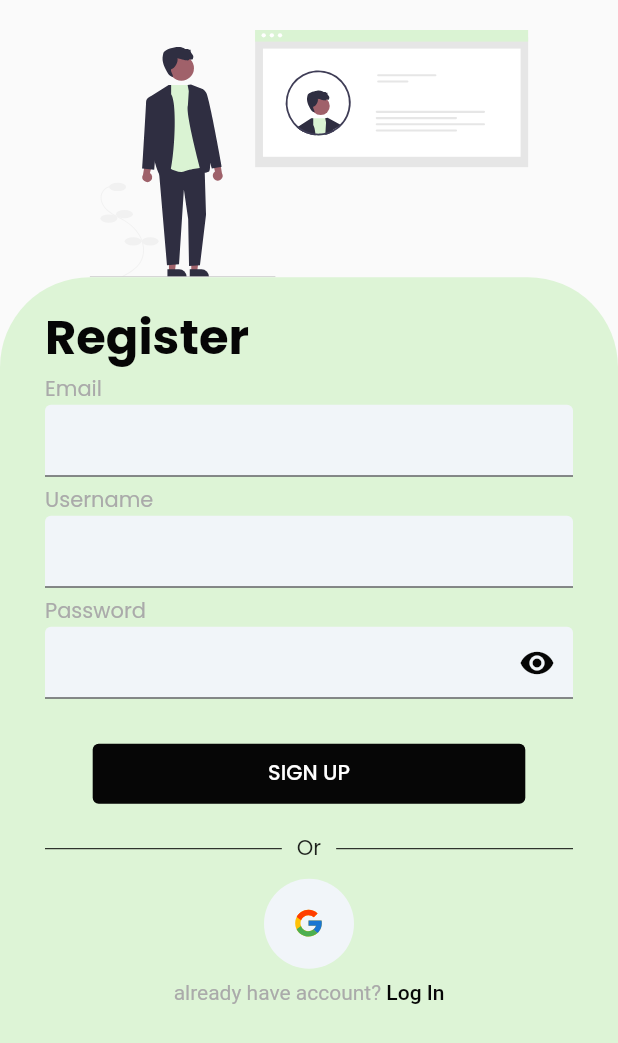
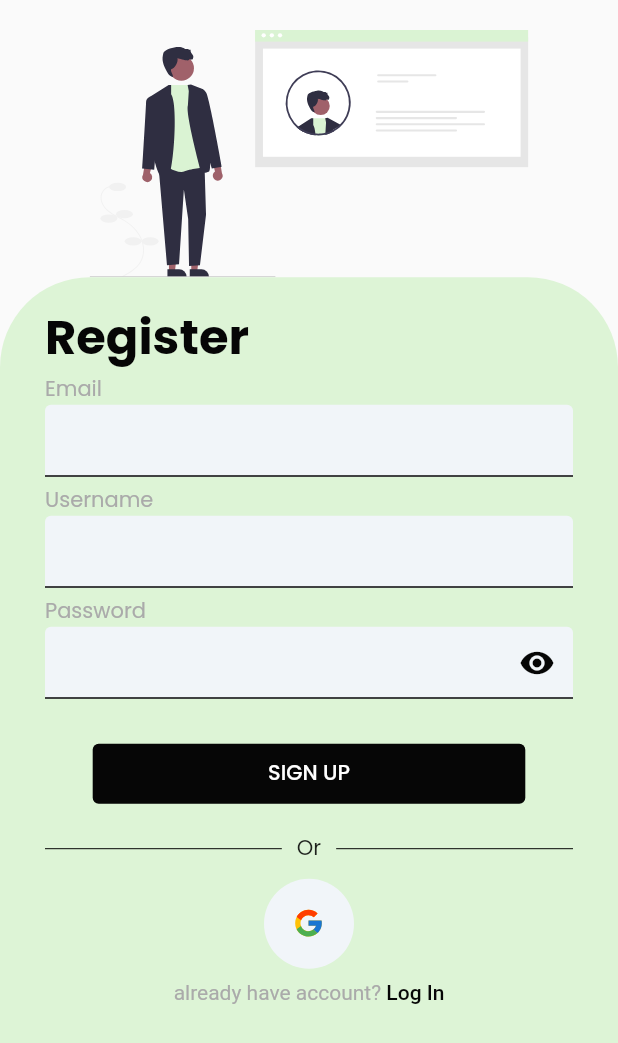
Before and after one commit to yacine-h-brahim/dovi_me, a Flutter app: the SignUp screen opened directly, on a phone screen of 412 x 824 dp. Shown: the top 1043 px of the screen. Run offline on Flutter 3.47's test engine with Material 2 defaults, Android fonts, the phone set to English and light mode, and no system bars; our stand-ins replace flutter_svg, get.

Commit message:
getX pluggin added and some other changes

```diff
--- a/lib/main.dart
+++ b/lib/main.dart
@@ -2,6 +2,7 @@ import 'package:dovi_me/style/themes.dart';
 import 'package:dovi_me/views/pages/log_in.dart';
 import 'package:dovi_me/views/pages/sign_up.dart';
 import 'package:flutter/material.dart';
+import 'package:get/get.dart';
 
 void main() {
   runApp(const MyApp());
@@ -12,7 +13,7 @@ class MyApp extends StatelessWidget {
 
   @override
   Widget build(BuildContext context) {
-    return MaterialApp(
+    return GetMaterialApp(
       debugShowCheckedModeBanner: false,
       themeMode: ThemeMode.light,
       theme: ThemeData(
--- a/lib/views/pages/cart.dart
+++ b/lib/views/pages/cart.dart
@@ -1,6 +1,7 @@
 import 'package:dovi_me/style/themes.dart';
 import 'package:flutter/material.dart';
 import 'package:flutter_svg/flutter_svg.dart';
+import 'package:get/get.dart';
 
 import '../widgtes/back_button.dart';
 
@@ -168,8 +169,7 @@ class _CartState extends State<Cart> {
                 ),
               ),
               onTap: () {
-                Navigator.pushReplacement(context,
-                    MaterialPageRoute(builder: (context) => const Cart()));
+                Get.to(const Cart());
               }),
           const SizedBox(height: 27),
         ]),
--- a/lib/views/pages/project_detials.dart
+++ b/lib/views/pages/project_detials.dart
@@ -3,6 +3,7 @@ import 'package:dovi_me/views/pages/cart.dart';
 import 'package:dovi_me/views/widgtes/product_card.dart';
 import 'package:flutter/material.dart';
 import 'package:flutter_svg/flutter_svg.dart';
+import 'package:get/get.dart';
 import 'package:intl/intl.dart';
 import '../widgtes/back_button.dart';
 
@@ -156,10 +157,7 @@ class _ProjectDetialsState extends State<ProjectDetials> {
                 ),
               ),
             ),
-            onTap: () {
-              Navigator.pushReplacement(context,
-                  MaterialPageRoute(builder: (context) => const Cart()));
-            }),
+            onTap: () => Get.to(const Cart())),
         floatingActionButtonLocation: FloatingActionButtonLocation.centerFloat);
   }
 }
--- a/lib/views/pages/sign_up.dart
+++ b/lib/views/pages/sign_up.dart
@@ -1,8 +1,11 @@
 import 'package:dovi_me/style/custom_paint.dart';
 import 'package:dovi_me/style/themes.dart';
+import 'package:dovi_me/views/pages/home_page.dart';
 import 'package:dovi_me/views/pages/log_in.dart';
+import 'package:flutter/gestures.dart';
 import 'package:flutter/material.dart';
 import 'package:flutter_svg/svg.dart';
+import 'package:get/get.dart';
 
 class SignUp extends StatefulWidget {
   const SignUp({super.key});
@@ -68,9 +71,12 @@ class _SignUpState extends State<SignUp> {
                                       decoration: const InputDecoration(
                                         filled: true,
                                         fillColor: lighBlue,
+                                        enabledBorder: UnderlineInputBorder(
+                                            borderSide: BorderSide(
+                                          color: blackich,
+                                        )),
                                         focusedBorder: UnderlineInputBorder(
                                             borderSide: BorderSide(
-                                          width: 1,
                                           color: greenich,
                                         )),
                                       ),
@@ -93,9 +99,12 @@ class _SignUpState extends State<SignUp> {
                                       decoration: const InputDecoration(
                                         filled: true,
                                         fillColor: lighBlue,
+                                        enabledBorder: UnderlineInputBorder(
+                                            borderSide: BorderSide(
+                                          color: blackich,
+                                        )),
                                         focusedBorder: UnderlineInputBorder(
                                             borderSide: BorderSide(
-                                          width: 1,
                                           color: greenich,
                                         )),
                                       ),
@@ -136,14 +145,16 @@ class _SignUpState extends State<SignUp> {
                                                     })),
                                         filled: true,
                                         fillColor: lighBlue,
+                                        enabledBorder:
+                                            const UnderlineInputBorder(
+                                                borderSide: BorderSide(
+                                          color: blackich,
+                                        )),
                                         focusedBorder:
                                             const UnderlineInputBorder(
                                                 borderSide: BorderSide(
-                                          width: 1,
                                           color: greenich,
                                         )),
-                                        // label: Text('Password',
-                                        //     style: themes.subtitleLableText)
                                       ),
                                       validator: (value) {
                                         if (value == null || value.isEmpty) {
@@ -173,12 +184,7 @@ class _SignUpState extends State<SignUp> {
                                       ),
                                     ),
                                   ),
-                                  onTap: () {
-                                    // Navigator.pushReplacement(
-                                    //     context,
-                                    //     MaterialPageRoute(
-                                    //         builder: (context) => const MyHomePage()));
-                                  }),
+                                  onTap: () => Get.to(const MyHomePage())),
                             ),
                             const SizedBox(height: 10),
                             Align(
@@ -186,40 +192,34 @@ class _SignUpState extends State<SignUp> {
                                     mainAxisAlignment: MainAxisAlignment.center,
                                     children: const [
                                   Expanded(
-                                      // flex: 1,
                                       child: Divider(
                                           height: 40,
                                           endIndent: 10,
-                                        color: blackich,
-                                      ),
-                                    ),
+                                          color: blackich)),
                                   Text('Or'),
                                   Expanded(
-                                      // flex: 1,
                                       child: Divider(
                                           indent: 10,
                                           height: 40,
-                                        color: blackich,
-                                      ),
-                                    )
-                                  ]),
-                            ),
+                                          color: blackich))
+                                ])),
                             CircleAvatar(
                                 radius: 30,
                                 backgroundColor: lighBlue,
                                 child: SvgPicture.asset(
-                                'images/flat-color-icons_google.svg',
-                              ),
-                            ),
+                                    'images/flat-color-icons_google.svg')),
                             const SizedBox(height: 8),
                             Align(
                               child: RichText(
-                                  text: TextSpan(text: '', children: [
+                                  text: TextSpan(
+                                      text: 'already have account? ',
+                                      style: themes.subtitleLableText,
+                                      children: [
                                     TextSpan(
-                                    text: 'already have account? ',
-                                    style: themes.subtitleLableText),
-                                TextSpan(
-                                    text: 'Log In', style: themes.bodyText2)
+                                        text: 'Log In',
+                                        style: themes.bodyText2,
+                                        recognizer: TapGestureRecognizer()
+                                          ..onTap = () => Get.to(const LogIn()))
                                   ])),
                             )
                           ])),
--- a/lib/views/widgtes/back_button.dart
+++ b/lib/views/widgtes/back_button.dart
@@ -1,10 +1,11 @@
 import 'package:dovi_me/style/themes.dart';
 import 'package:flutter/material.dart';
+import 'package:get/get.dart';
 
 Widget backButton(BuildContext context) {
   return InkWell(
     onTap: () {
-      Navigator.pop(context);
+      Get.back();
     },
     child: Container(
         padding: const EdgeInsets.only(left: 8),
--- a/pubspec.yaml
+++ b/pubspec.yaml
@@ -39,6 +39,7 @@ dependencies:
   intl: ^0.17.0
   flutter_svg: ^1.1.5
   image_picker: ^0.8.6
+  get: ^4.6.5
   # multi_select_flutter: ^4.1.2
   # iconify_flutter: ^0.0.4
 
```
Also changed, not shown: lib/views/pages/log_in.dart (+23 -40 lines), lib/views/pages/profile.dart (+6 -3 lines), lib/views/widgtes/drawer.dart (+4 -11 lines), lib/views/widgtes/home_card.dart (+15 -1 lines), images/addSvgs.svg (added), pubspec.lock. Lines whose indentation alone changed are shown as unchanged.
